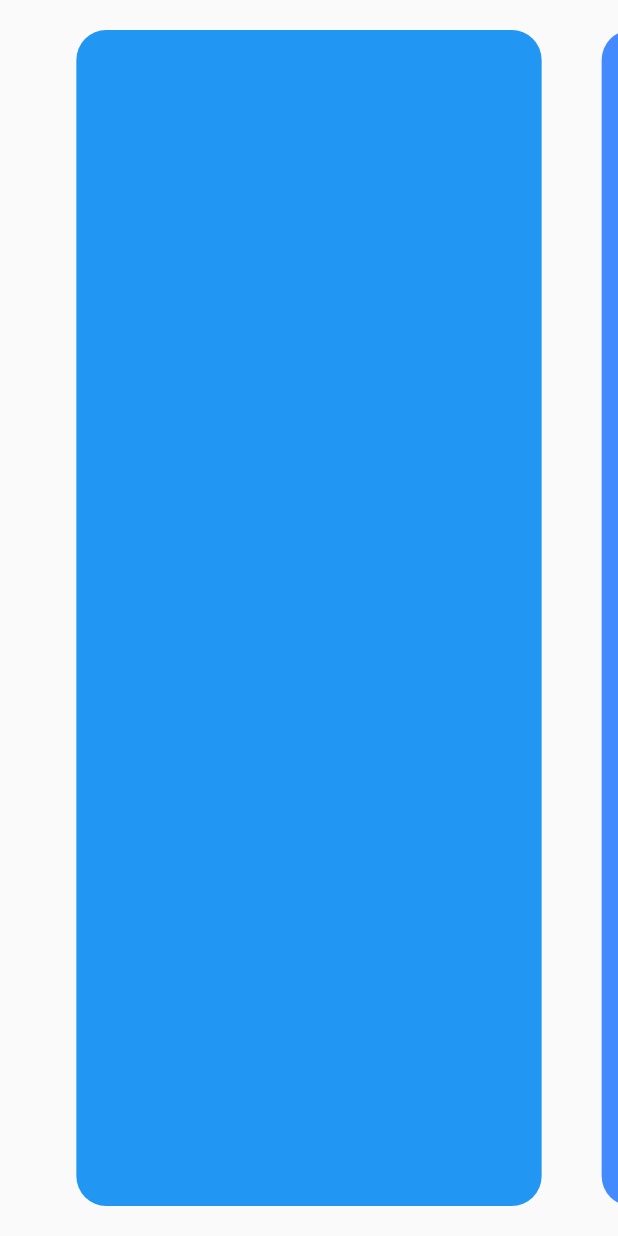
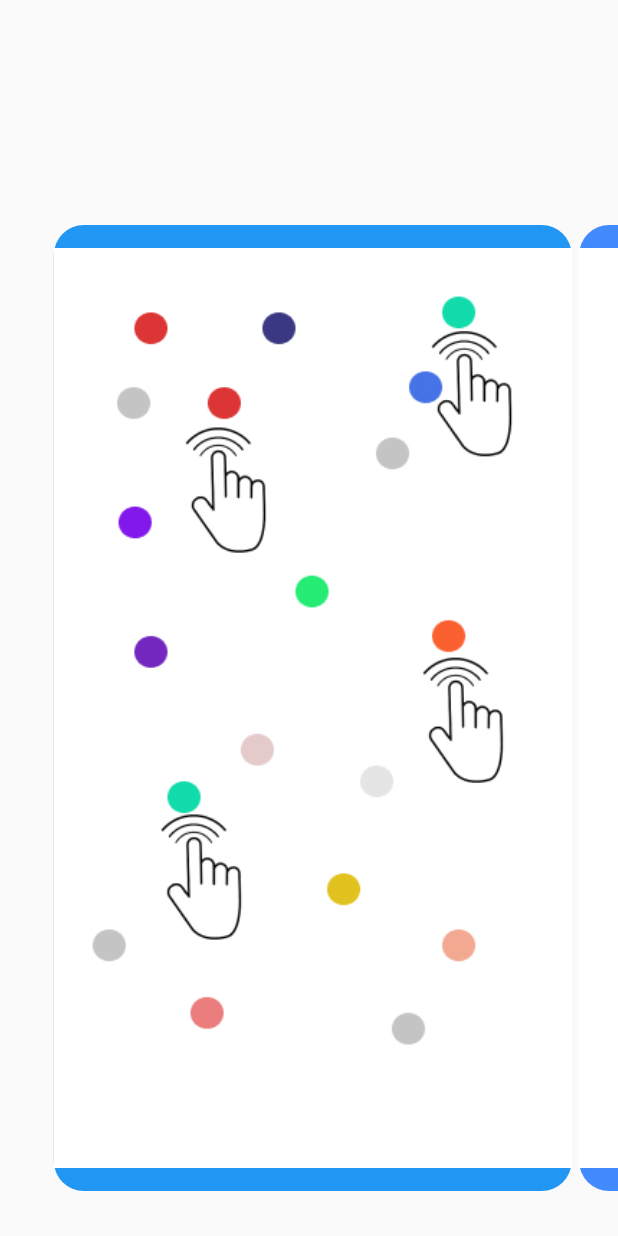
Before and after one commit to armiarmando/TapRelaxMoviles, a Flutter app: the screen it shows after launch, on a phone screen of 412 x 824 dp. Run offline on Flutter 3.47's test engine with Material 2 defaults, Android fonts, the light colour scheme and no system bars.

Commit message:
Boton de retorno y imagenes en el PageView

```diff
--- a/tap_relax/lib/src/pages/inicio_page.dart
+++ b/tap_relax/lib/src/pages/inicio_page.dart
@@ -1,14 +1,11 @@
 import 'package:flutter/material.dart';
-
-import 'package:tap_relax/src/pages/juego_1.dart';
-import 'package:tap_relax/src/pages/juego_2.dart';
-import 'package:tap_relax/src/pages/juego_3.dart';
 
 class PaginaInicial extends StatelessWidget {
   @override
   Widget build(BuildContext context) {
     return Scaffold(
-        body: PageView(
+        body: Container(
+      child: PageView(
         controller: PageController(viewportFraction: .85),
         physics: BouncingScrollPhysics(),
         children: <Widget>[
@@ -16,6 +13,7 @@ class PaginaInicial extends StatelessWidget {
           Paginas(Colors.blueAccent, "Juego2"),
           Paginas(Colors.lightBlueAccent, "Juego3"),
         ],
+      ),
     ));
   }
 }
@@ -29,16 +27,20 @@ class Paginas extends StatelessWidget {
   Widget build(BuildContext context) {
     return GestureDetector(
       child: Container(
+        child: DecoratedBox(
+          decoration: BoxDecoration(
+              image: DecorationImage(
+                  fit: BoxFit.contain, image: AssetImage("assets/$pag.jpg"))),
+        ),
         height: double.infinity,
         width: double.infinity,
-        margin: EdgeInsets.all(20),
+        margin: EdgeInsets.only(top: 150, bottom: 30, left: 5),
         decoration: BoxDecoration(
           borderRadius: BorderRadius.circular(20),
           color: this.color,
         ),
       ),
-      onTap: () {
-        print("Estoy apretando el boton para el juego $pag");
+      onDoubleTap: () {
         Navigator.of(context).pushNamed(pag);
       },
     );
--- a/tap_relax/pubspec.yaml
+++ b/tap_relax/pubspec.yaml
@@ -46,9 +46,8 @@ flutter:
   uses-material-design: true
 
   # To add assets to your application, add an assets section, like this:
-  # assets:
-  #   - images/a_dot_burr.jpeg
-  #   - images/a_dot_ham.jpeg
+  assets:
+    - assets/
 
   # An image asset can refer to one or more resolution-specific "variants", see
   # https://flutter.dev/assets-and-images/#resolution-aware.
```
Also changed, not shown: tap_relax/lib/src/pages/juego_1.dart (+7 -19 lines), tap_relax/lib/src/pages/juego_2.dart (+9 -9 lines), tap_relax/lib/src/pages/juego_3.dart (+9 -9 lines), tap_relax/assets/Juego1.jpg (added), tap_relax/assets/Juego2.jpg (added), tap_relax/assets/Juego3.jpg (added). Lines whose indentation alone changed are shown as unchanged.
